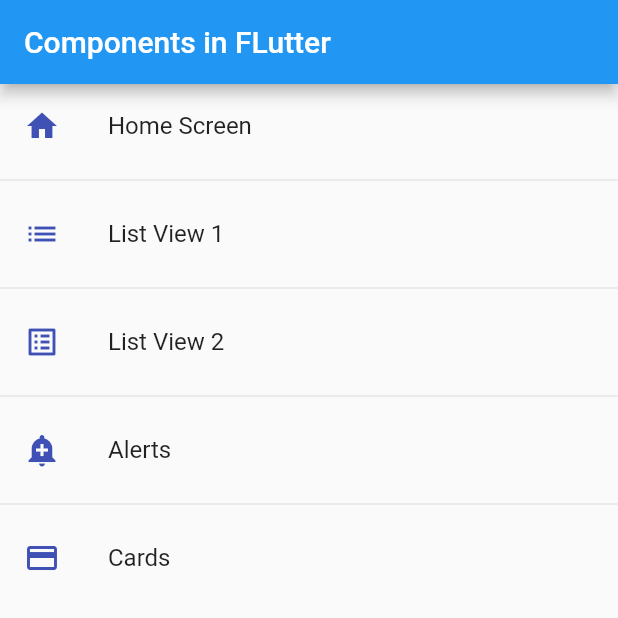
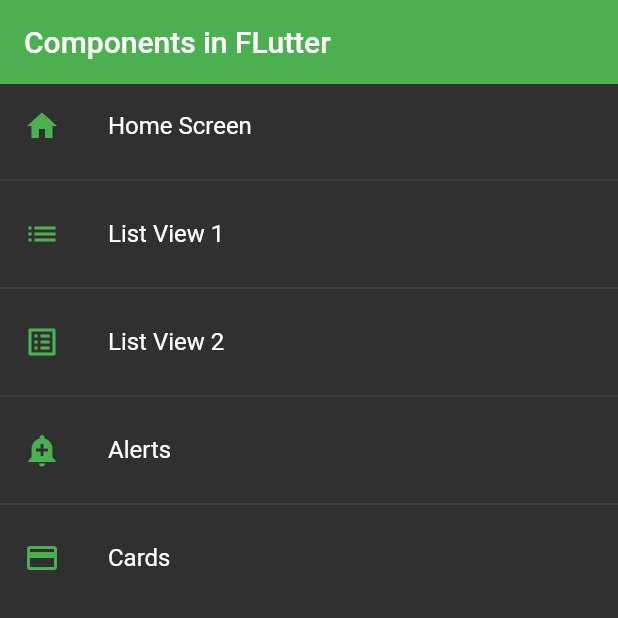
Before and after one commit to Suazodev/flutter-02-components, a Flutter app: the screen it shows after launch, on a phone screen of 412 x 824 dp, the top half of it. Run offline on Flutter 3.47's test engine with Material 2 defaults, Android fonts, the phone set to English and light mode, and no system bars.

Commit message:
custom theme

```diff
--- a/lib/main.dart
+++ b/lib/main.dart
@@ -1,3 +1,4 @@
+import 'package:components/themes/app_theme.dart';
 import 'package:flutter/material.dart';
 import 'package:components/router/app_routes.dart';
 
@@ -14,6 +15,7 @@ class MyApp extends StatelessWidget {
       initialRoute: AppRoutes.initialRoute,
       routes: AppRoutes.getAppRoutes(),
       onGenerateRoute: AppRoutes.onGenerateRoute,
+      theme: AppTheme.darkTheme,
     );
   }
 }
--- a/lib/screens/home_screen.dart
+++ b/lib/screens/home_screen.dart
@@ -1,4 +1,5 @@
 import 'package:components/router/app_routes.dart';
+import 'package:components/themes/app_theme.dart';
 import 'package:flutter/material.dart';
 
 class HomeScreen extends StatelessWidget {
@@ -14,7 +15,7 @@ class HomeScreen extends StatelessWidget {
           itemBuilder: (context, index) => ListTile(
                 leading: Icon(
                   AppRoutes.menuOptions[index].icon,
-                  color: Colors.indigo,
+                  color: AppTheme.primary,
                 ),
                 title: Text(AppRoutes.menuOptions[index].name),
                 onTap: () {
--- a/lib/screens/listview2_screen.dart
+++ b/lib/screens/listview2_screen.dart
@@ -1,5 +1,3 @@
-import 'dart:developer';
-
 import 'package:flutter/material.dart';
 
 class ListView2Screen extends StatelessWidget {
@@ -16,8 +14,6 @@ class ListView2Screen extends StatelessWidget {
     return Scaffold(
       appBar: AppBar(
         title: const Text('ListView1'),
-        elevation: 0,
-        backgroundColor: Colors.indigo,
       ),
       body: ListView.separated(
           itemBuilder: (_, index) => ListTile(
@@ -26,10 +22,7 @@ class ListView2Screen extends StatelessWidget {
                   Icons.arrow_forward_ios_rounded,
                   color: Colors.indigo,
                 ),
-                onTap: () {
-                  final game = options[index];
-                  print(game);
-                },
+                onTap: () {},
               ),
           separatorBuilder: (_, __) => const Divider(),
           itemCount: options.length),
--- /dev/null
+++ b/lib/themes/app_theme.dart
@@ -0,0 +1,19 @@
+import 'package:flutter/material.dart';
+
+class AppTheme {
+  static const Color primary = Colors.green;
+  static final ThemeData lightTheme = ThemeData.light().copyWith(
+    primaryColor: primary,
+    appBarTheme: const AppBarTheme(
+      color: primary,
+      elevation: 0,
+    ),
+  );
+  static final ThemeData darkTheme = ThemeData.dark().copyWith(
+    primaryColor: primary,
+    appBarTheme: const AppBarTheme(
+      color: primary,
+      elevation: 0,
+    ),
+  );
+}
```
